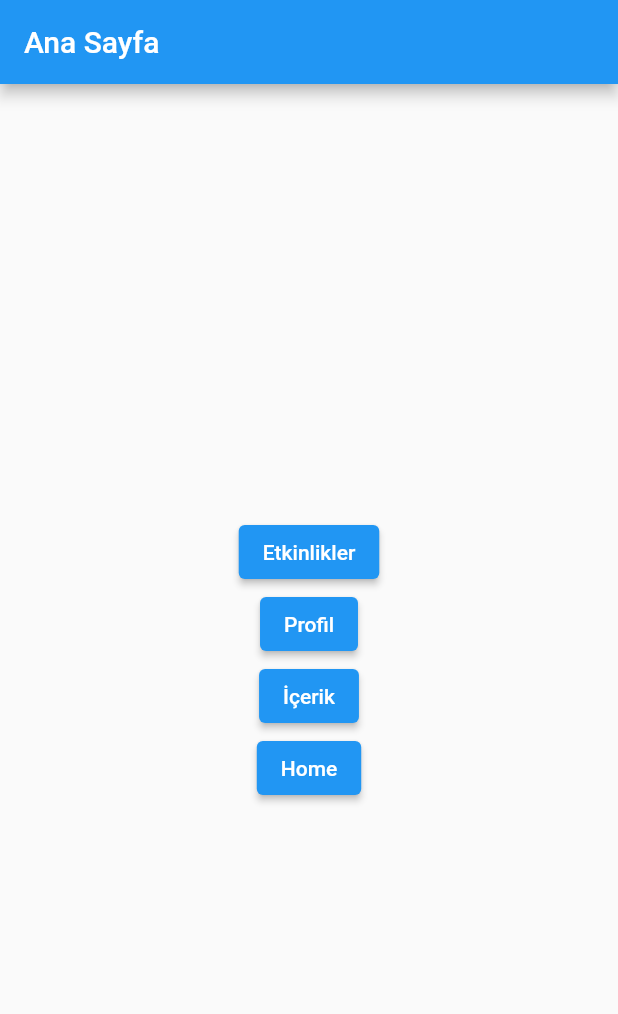
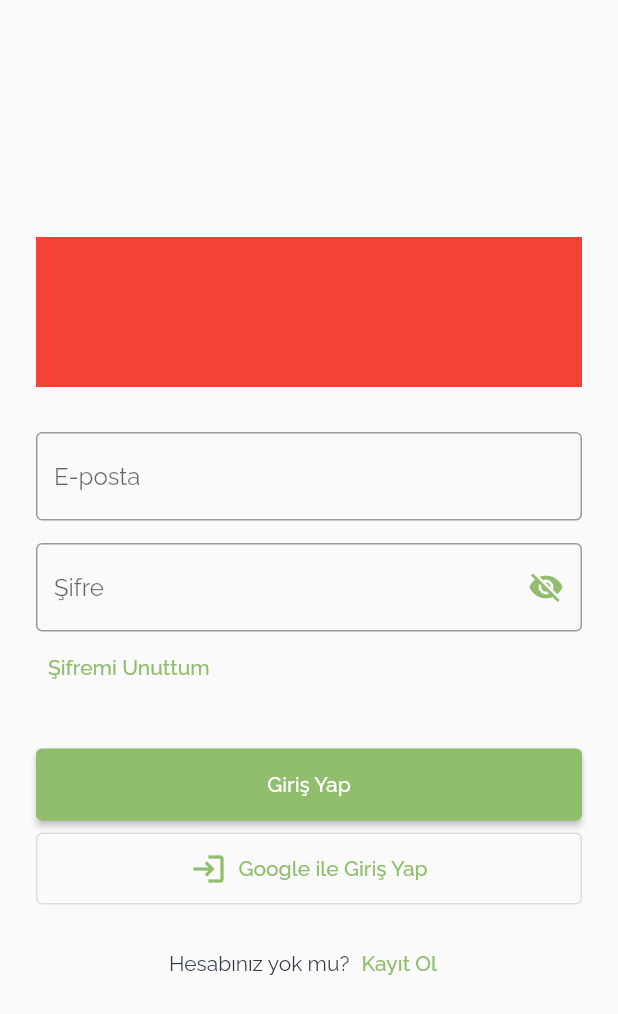
Before and after one commit to bootcamp-f-38/f-38-uygulama, a Flutter app: the screen it shows after launch, on a phone screen of 412 x 824 dp. Shown: the top 1014 px of the screen. Run offline on Flutter 3.47's test engine with Material 2 defaults, Android fonts, the phone set to English and light mode, and no system bars; our stand-ins replace carousel_slider, cloud_firestore, firebase_auth, firebase_core, google_fonts; accounts and stored records are empty.

```diff
--- a/lib/constant/routes.dart
+++ b/lib/constant/routes.dart
@@ -2,3 +2,5 @@ const homeRoute = "/pages/home_page/";
 const eventRoute = "/pages/event_page/";
 const profileRoute = "/pages/profile_page/";
 const contentRoute = "/pages/content_page/";
+const loginRoute = "/pages/login_page/";
+const signupRoute = "/pages/signup_page/";
--- a/lib/main.dart
+++ b/lib/main.dart
@@ -3,9 +3,20 @@ import 'package:f_38/pages/content_page.dart';
 import 'package:f_38/pages/event_page.dart';
 import 'package:f_38/pages/home_page.dart';
 import 'package:f_38/pages/profile_page.dart';
+import 'package:firebase_core/firebase_core.dart';
 import 'package:flutter/material.dart';
+import 'package:f_38/pages/login_page.dart';
+import 'package:f_38/pages/signup_page.dart';
 
-void main() => runApp(BasePage());
+import 'firebase_options.dart';
+
+void main() async {
+  WidgetsFlutterBinding.ensureInitialized();
+  await Firebase.initializeApp(
+    options: DefaultFirebaseOptions.currentPlatform,
+  );
+  runApp(BasePage());
+}
 
 class BasePage extends StatelessWidget {
   const BasePage({Key? key});
@@ -15,12 +26,14 @@ class BasePage extends StatelessWidget {
     return MaterialApp(
       title: "f_38 uygulama",
       routes: {
-        homeRoute: (context) => const HomePage(),
+        homeRoute: (context) => HomePage(),
         eventRoute: (context) => EventAnnouncementPage(),
         profileRoute: (context) => const ProfilePage(),
         contentRoute: (context) => const ContentPage(),
+        loginRoute: (context) => LoginPage(),
+        signupRoute: (context) => SignUpPage(),
       },
-      home: Yonlendirme(),
+      home: LoginPage(),
     );
   }
 }
@@ -62,6 +75,18 @@ class Yonlendirme extends StatelessWidget {
               },
               child: Text('Home'),
             ),
+            ElevatedButton(
+              onPressed: () {
+                Navigator.pushNamed(context, loginRoute);
+              },
+              child: Text('Login'),
+            ),
+            ElevatedButton(
+              onPressed: () {
+                Navigator.pushNamed(context, signupRoute);
+              },
+              child: Text('Sign Up'),
+            ),
           ],
         ),
       ),
--- /dev/null
+++ b/lib/pages/login_page.dart
@@ -0,0 +1,170 @@
+import 'package:f_38/pages/content_page.dart';
+import 'package:f_38/pages/home_page.dart';
+import 'package:f_38/pages/signup_page.dart';
+import 'package:flutter/material.dart';
+import 'package:google_fonts/google_fonts.dart';
+
+class LoginPage extends StatefulWidget {
+  @override
+  _LoginPageState createState() => _LoginPageState();
+}
+
+class _LoginPageState extends State<LoginPage> {
+  final _emailController = TextEditingController();
+  final _passwordController = TextEditingController();
+  bool circular = false;
+  bool _isPasswordVisible = false;
+
+  @override
+  Widget build(BuildContext context) {
+    final ColorScheme colorScheme = Theme.of(context).colorScheme.copyWith(
+          primary: Color(0xFF90BE6D),
+          onSurface: Color(0xFF90BE6D),
+          secondary: Color(0xFF90BE6D),
+        );
+
+    return Scaffold(
+      body: Container(
+        padding: EdgeInsets.symmetric(horizontal: 24),
+        child: Column(
+          mainAxisAlignment: MainAxisAlignment.center,
+          crossAxisAlignment: CrossAxisAlignment.stretch,
+          children: [
+            Container(
+              width: 100,
+              height: 100,
+              color: Colors.red,
+            ),
+            SizedBox(height: 30),
+            TextField(
+              controller: _emailController,
+              style: GoogleFonts.raleway(),
+              decoration: InputDecoration(
+                hintText: 'E-posta',
+                border: OutlineInputBorder(
+                  borderSide: BorderSide(
+                    color: colorScheme.primary,
+                  ),
+                ),
+                focusedBorder: OutlineInputBorder(
+                  borderSide: BorderSide(
+                    color: colorScheme.secondary,
+                  ),
+                ),
+              ),
+            ),
+            SizedBox(height: 15),
+            TextField(
+              controller: _passwordController,
+              obscureText: !_isPasswordVisible,
+              style: GoogleFonts.raleway(),
+              decoration: InputDecoration(
+                hintText: 'Şifre',
+                border: OutlineInputBorder(
+                  borderSide: BorderSide(
+                    color: colorScheme.primary,
+                  ),
+                ),
+                focusedBorder: OutlineInputBorder(
+                  borderSide: BorderSide(
+                    color: colorScheme.secondary,
+                  ),
+                ),
+                suffixIcon: IconButton(
+                  icon: Icon(
+                    _isPasswordVisible
+                        ? Icons.visibility
+                        : Icons.visibility_off,
+                    color: colorScheme.primary,
+                  ),
+                  onPressed: () {
+                    setState(() {
+                      _isPasswordVisible = !_isPasswordVisible;
+                    });
+                  },
+                ),
+              ),
+            ),
+            Row(
+              mainAxisAlignment: MainAxisAlignment.start,
+              children: [
+                TextButton(
+                  onPressed: () {},
+                  child: Text(
+                    'Şifremi Unuttum',
+                    textAlign: TextAlign.start,
+                    style: TextStyle(
+                      color: colorScheme.primary,
+                      fontFamily: GoogleFonts.raleway().fontFamily,
+                    ),
+                  ),
+                ),
+              ],
+            ),
+            SizedBox(height: 30),
+            Padding(
+              padding: const EdgeInsets.only(bottom: 8),
+              child: ElevatedButton(
+                onPressed: () {
+                  Navigator.push(context,
+                      MaterialPageRoute(builder: (builder) => HomePage()));
+                },
+                child: Text(
+                  'Giriş Yap',
+                  style: GoogleFonts.raleway(),
+                ),
+                style: ButtonStyle(
+                  minimumSize:
+                      MaterialStateProperty.all(Size(double.infinity, 48)),
+                  backgroundColor:
+                      MaterialStateProperty.all(colorScheme.primary),
+                ),
+              ),
+            ),
+            OutlinedButton.icon(
+              onPressed: () {
+                // Google ile Giriş
+              },
+              icon: Icon(Icons.login),
+              label: Text(
+                'Google ile Giriş Yap',
+                style: GoogleFonts.raleway(),
+              ),
+              style: ButtonStyle(
+                minimumSize:
+                    MaterialStateProperty.all(Size(double.infinity, 48)),
+                foregroundColor: MaterialStateProperty.all(colorScheme.primary),
+              ),
+            ),
+            SizedBox(height: 15),
+            Row(
+              mainAxisAlignment: MainAxisAlignment.center,
+              children: [
+                Text(
+                  "Hesabınız yok mu?",
+                  style: TextStyle(
+                    color: Color(0xff2E3648),
+                    fontFamily: GoogleFonts.raleway().fontFamily,
+                  ),
+                ),
+                TextButton(
+                  onPressed: () {
+                    Navigator.push(context,
+                        MaterialPageRoute(builder: (builder) => HomePage()));
+                  },
+                  child: Text(
+                    'Kayıt Ol',
+                    style: TextStyle(
+                      color: colorScheme.primary,
+                      fontFamily: GoogleFonts.raleway().fontFamily,
+                    ),
+                  ),
+                ),
+              ],
+            ),
+          ],
+        ),
+      ),
+    );
+  }
+}
--- a/pubspec.yaml
+++ b/pubspec.yaml
@@ -36,6 +36,12 @@ dependencies:
   # Use with the CupertinoIcons class for iOS style icons.
   cupertino_icons: ^1.0.2
   google_fonts: ^4.0.4
+  carousel_slider: ^4.2.1
+  firebase_core: ^2.14.0
+  firebase_auth: ^4.6.3
+  shared_preferences: ^2.1.2
+  cloud_firestore: ^4.8.1
+
 
 
 dev_dependencies:
```
Also changed, not shown: lib/pages/home_page.dart (+11 -11 lines), lib/pages/signup_page.dart (added, +161 -0 lines), lib/firebase_options.dart (added), pubspec.lock, 33 other files.
